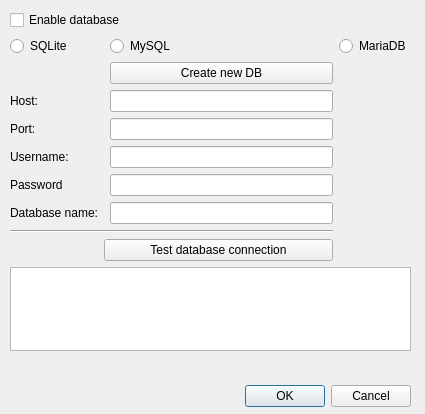
The window that wadas/ui/qt/configure_db_dialog.ui (stefanodellosa-personal/WADAS) describes before a commit, drawn with Qt 5.
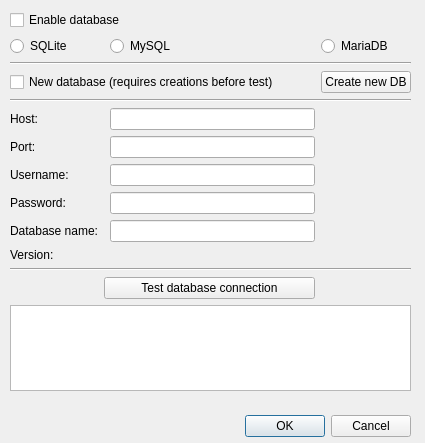
The same window after the commit.

Commit message: Added uuid and db version checks

Diff of the .ui file:
```diff
--- a/wadas/ui/qt/configure_db_dialog.ui
+++ b/wadas/ui/qt/configure_db_dialog.ui
@@ -7,7 +7,7 @@
     <x>0</x>
     <y>0</y>
     <width>425</width>
-    <height>414</height>
+    <height>443</height>
    </rect>
   </property>
   <property name="windowTitle">
@@ -17,7 +17,7 @@
    <property name="geometry">
     <rect>
      <x>10</x>
-     <y>380</y>
+     <y>410</y>
      <width>401</width>
      <height>32</height>
     </rect>
@@ -33,7 +33,7 @@
    <property name="geometry">
     <rect>
      <x>8</x>
-     <y>360</y>
+     <y>390</y>
      <width>401</width>
      <height>20</height>
     </rect>
@@ -48,10 +48,24 @@
      <x>10</x>
      <y>10</y>
      <width>401</width>
-     <height>341</height>
+     <height>381</height>
     </rect>
    </property>
    <layout class="QGridLayout" name="gridLayout_mysql">
+    <item row="14" column="0" colspan="4">
+     <widget class="Line" name="line">
+      <property name="orientation">
+       <enum>Qt::Orientation::Horizontal</enum>
+      </property>
+     </widget>
+    </item>
+    <item row="8" column="0">
+     <widget class="QLabel" name="label_5">
+      <property name="text">
+       <string>Port:</string>
+      </property>
+     </widget>
+    </item>
     <item row="2" column="2">
      <widget class="QRadioButton" name="radioButton_MySQL">
       <property name="text">
@@ -62,57 +76,44 @@
       </attribute>
      </widget>
     </item>
-    <item row="14" column="0" colspan="4">
+    <item row="15" column="1" colspan="2">
+     <widget class="QPushButton" name="pushButton_test_db">
+      <property name="text">
+       <string>Test database connection</string>
+      </property>
+     </widget>
+    </item>
+    <item row="16" column="0" colspan="4">
      <widget class="QPlainTextEdit" name="plainTextEdit_db_test"/>
     </item>
-    <item row="0" column="0" colspan="3">
-     <widget class="QCheckBox" name="checkBox">
-      <property name="text">
-       <string>Enable database</string>
-      </property>
-     </widget>
-    </item>
     <item row="9" column="0">
-     <widget class="QLabel" name="label">
+     <widget class="QLabel" name="label_3">
       <property name="text">
-       <string>Database name:</string>
+       <string>Username:</string>
       </property>
      </widget>
     </item>
     <item row="7" column="2">
-     <widget class="QLineEdit" name="lineEdit_db_username"/>
+     <widget class="QLineEdit" name="lineEdit_db_host"/>
     </item>
-    <item row="6" column="0">
-     <widget class="QLabel" name="label_5">
+    <item row="7" column="0">
+     <widget class="QLabel" name="label_2">
       <property name="text">
-       <string>Port:</string>
+       <string>Host:</string>
       </property>
      </widget>
     </item>
-    <item row="6" column="2">
-     <widget class="QLineEdit" name="lineEdit_db_port"/>
-    </item>
-    <item row="8" column="2">
+    <item row="10" column="2">
      <widget class="QLineEdit" name="lineEdit_db_password">
       <property name="echoMode">
        <enum>QLineEdit::EchoMode::Password</enum>
       </property>
      </widget>
     </item>
-    <item row="2" column="0">
-     <widget class="QRadioButton" name="radioButton_SQLite">
-      <property name="text">
-       <string>SQLite</string>
-      </property>
-      <attribute name="buttonGroup">
-       <string notr="true">buttonGroup</string>
-      </attribute>
-     </widget>
-    </item>
-    <item row="8" column="0">
+    <item row="10" column="0">
      <widget class="QLabel" name="label_4">
       <property name="text">
-       <string>Password</string>
+       <string>Password:</string>
       </property>
      </widget>
     </item>
@@ -127,46 +128,80 @@
      </widget>
     </item>
     <item row="9" column="2">
+     <widget class="QLineEdit" name="lineEdit_db_username"/>
+    </item>
+    <item row="11" column="0">
+     <widget class="QLabel" name="label">
+      <property name="text">
+       <string>Database name:</string>
+      </property>
+     </widget>
+    </item>
+    <item row="0" column="0" colspan="3">
+     <widget class="QCheckBox" name="checkBox">
+      <property name="text">
+       <string>Enable database</string>
+      </property>
+     </widget>
+    </item>
+    <item row="12" column="0">
+     <widget class="QLabel" name="label_6">
+      <property name="text">
+       <string>Version:</string>
+      </property>
+     </widget>
+    </item>
+    <item row="11" column="2">
      <widget class="QLineEdit" name="lineEdit_db_name"/>
     </item>
-    <item row="7" column="0">
-     <widget class="QLabel" name="label_3">
+    <item row="2" column="0">
+     <widget class="QRadioButton" name="radioButton_SQLite">
       <property name="text">
-       <string>Username:</string>
+       <string>SQLite</string>
       </property>
+      <attribute name="buttonGroup">
+       <string notr="true">buttonGroup</string>
+      </attribute>
      </widget>
     </item>
-    <item row="5" column="2">
-     <widget class="QLineEdit" name="lineEdit_db_host"/>
-    </item>
-    <item row="12" column="0" colspan="3">
-     <widget class="Line" name="line">
-      <property name="orientation">
-       <enum>Qt::Orientation::Horizontal</enum>
-      </property>
-     </widget>
-    </item>
-    <item row="13" column="1" colspan="2">
-     <widget class="QPushButton" name="pushButton_test_db">
+    <item row="12" column="2">
+     <widget class="QLabel" name="label_db_version">
       <property name="text">
-       <string>Test database connection</string>
+       <string/>
       </property>
      </widget>
     </item>
-    <item row="5" column="0">
-     <widget class="QLabel" name="label_2">
-      <property name="text">
-       <string>Host:</string>
-      </property>
-     </widget>
+    <item row="8" column="2">
+     <widget class="QLineEdit" name="lineEdit_db_port"/>
     </item>
-    <item row="4" column="2">
+    <item row="5" column="3">
      <widget class="QPushButton" name="pushButton_create_db">
       <property name="text">
        <string>Create new DB</string>
       </property>
      </widget>
     </item>
+    <item row="5" column="0" colspan="3">
+     <widget class="QCheckBox" name="checkBox_new_db">
+      <property name="text">
+       <string>New database (requires creations before test)</string>
+      </property>
+     </widget>
+    </item>
+    <item row="6" column="0" colspan="4">
+     <widget class="Line" name="line_3">
+      <property name="orientation">
+       <enum>Qt::Orientation::Horizontal</enum>
+      </property>
+     </widget>
+    </item>
+    <item row="4" column="0" colspan="4">
+     <widget class="Line" name="line_2">
+      <property name="orientation">
+       <enum>Qt::Orientation::Horizontal</enum>
+      </property>
+     </widget>
+    </item>
    </layout>
   </widget>
  </widget>
```
Left out of the diff: 1 changed line with no effect on the pictures. The commit also changes 3 other files.
